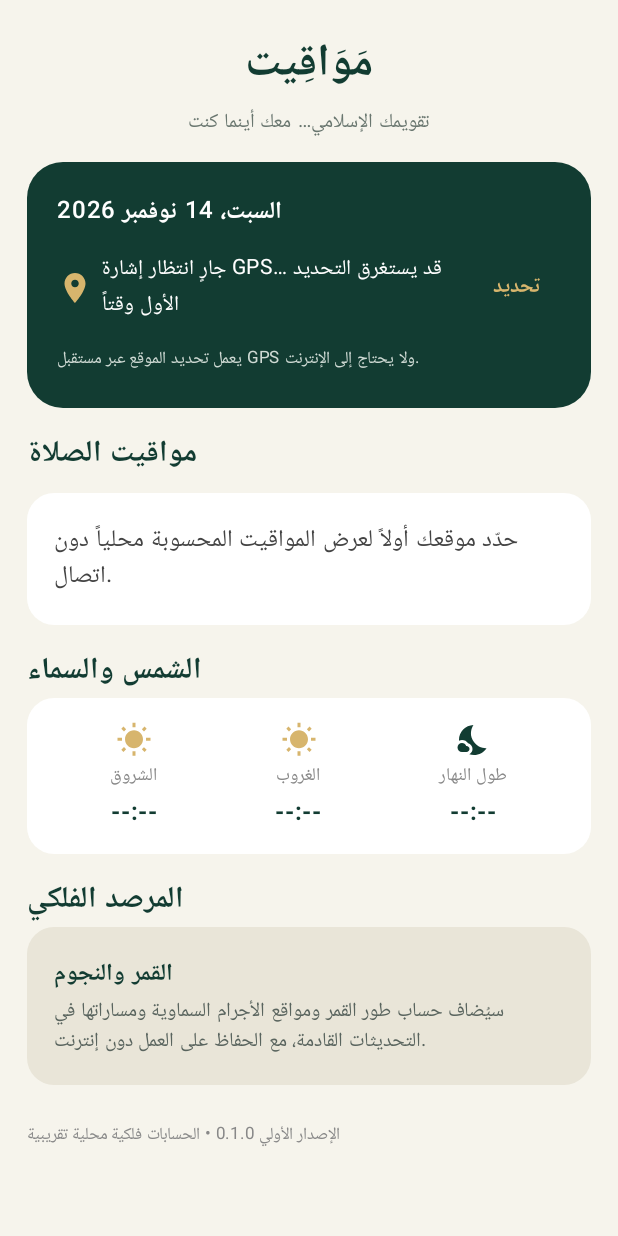
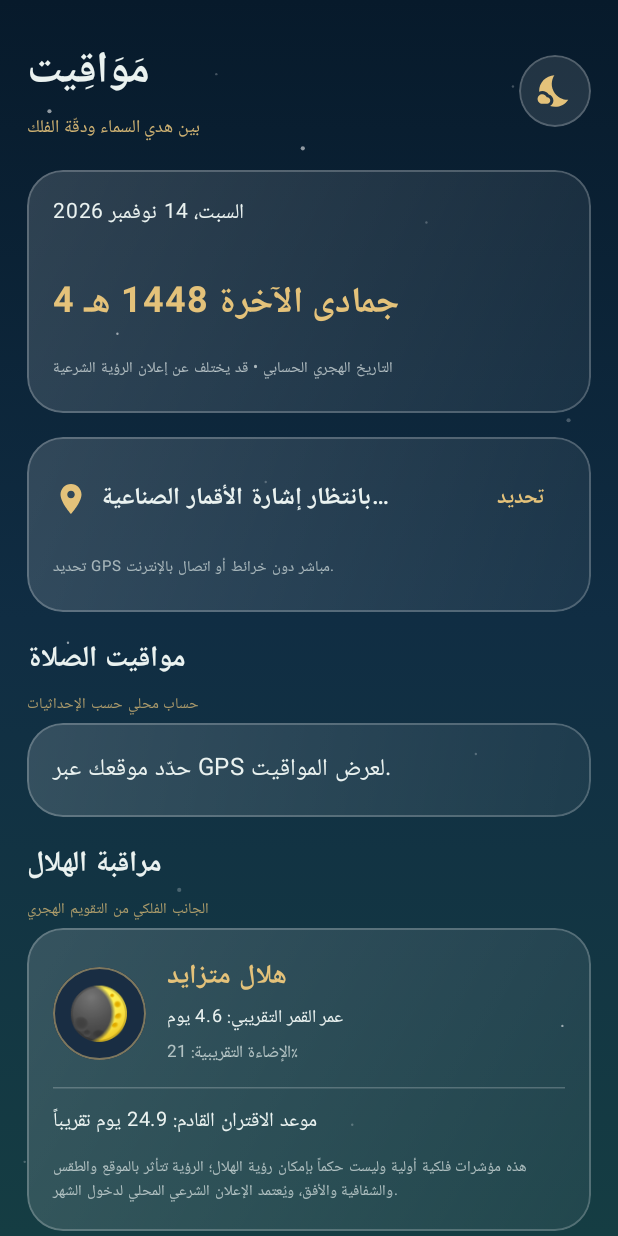
Before and after one commit to alwaldkbyr-wq/Kotlin-Android-Projects, an Android app built with Jetpack Compose: the composable MawaqeetApp shown on its own in the app's theme, after a tap on "تحديد", on a phone screen of 412 x 824 dp. Run offline under Robolectric (Android 15) with nearby library versions, the phone set to English and light mode, and no system bars; 1 statement that could not run was skipped.

Commit message:
Redesign Mawaqeet with Islamic astronomy liquid glass UI and Hijri moon panel

```diff
--- a/app/src/main/java/com/mawaqeet/app/MainActivity.kt
+++ b/app/src/main/java/com/mawaqeet/app/MainActivity.kt
@@ -10,9 +10,12 @@ import android.os.Bundle
 import androidx.activity.ComponentActivity
 import androidx.activity.compose.rememberLauncherForActivityResult
 import androidx.activity.result.contract.ActivityResultContracts
+import androidx.compose.foundation.Canvas
 import androidx.compose.foundation.background
+import androidx.compose.foundation.border
 import androidx.compose.foundation.layout.*
 import androidx.compose.foundation.lazy.LazyColumn
+import androidx.compose.foundation.shape.CircleShape
 import androidx.compose.foundation.shape.RoundedCornerShape
 import androidx.compose.material.icons.Icons
 import androidx.compose.material.icons.filled.LocationOn
@@ -22,6 +25,8 @@ import androidx.compose.material3.*
 import androidx.compose.runtime.*
 import androidx.compose.ui.Alignment
 import androidx.compose.ui.Modifier
+import androidx.compose.ui.draw.clip
+import androidx.compose.ui.graphics.Brush
 import androidx.compose.ui.graphics.Color
 import androidx.compose.ui.platform.LocalContext
 import androidx.compose.ui.text.font.FontWeight
@@ -30,12 +35,18 @@ import androidx.compose.ui.unit.sp
 import androidx.core.content.ContextCompat
 import java.time.LocalDate
 import java.time.ZoneId
+import java.time.chrono.HijrahDate
+import java.time.temporal.ChronoField
 import java.time.format.DateTimeFormatter
 import java.util.Locale
 
-private val DeepGreen = Color(0xFF123C32)
-private val Gold = Color(0xFFD7B56D)
-private val Paper = Color(0xFFF6F4EC)
+private val Night = Color(0xFF071A2B)
+private val DeepBlue = Color(0xFF102D43)
+private val Emerald = Color(0xFF1B6656)
+private val Gold = Color(0xFFE4C27A)
+private val Mist = Color(0xFFEAF2F0)
+private val Glass = Color.White.copy(alpha = 0.105f)
+private val GlassLine = Color.White.copy(alpha = 0.22f)
 
 class MainActivity : ComponentActivity() {
     override fun onCreate(savedInstanceState: Bundle?) {
@@ -58,21 +69,21 @@ fun MawaqeetApp() {
             if (last != null) {
                 latitude = last.latitude
                 longitude = last.longitude
-                locationMessage = "تم تحديد الموقع عبر GPS"
+                locationMessage = "الموقع محدد عبر GPS"
             } else {
-                locationMessage = "جارٍ انتظار إشارة GPS… قد يستغرق التحديد الأول وقتاً"
+                locationMessage = "بانتظار إشارة الأقمار الصناعية…"
                 val listener = object : LocationListener {
                     override fun onLocationChanged(location: Location) {
                         latitude = location.latitude
                         longitude = location.longitude
-                        locationMessage = "تم تحديد الموقع عبر GPS"
+                        locationMessage = "الموقع محدد عبر GPS"
                         manager.removeUpdates(this)
                     }
                     @Deprecated("Deprecated by Android")
                     override fun onStatusChanged(provider: String?, status: Int, extras: Bundle?) {}
                     override fun onProviderEnabled(provider: String) {}
                     override fun onProviderDisabled(provider: String) {
-                        locationMessage = "يرجى تفعيل GPS من إعدادات الجهاز"
+                        locationMessage = "فعّل GPS من إعدادات الجهاز"
                     }
                 }
                 manager.requestLocationUpdates(LocationManager.GPS_PROVIDER, 1000L, 0f, listener)
@@ -80,7 +91,7 @@ fun MawaqeetApp() {
         } catch (_: SecurityException) {
             locationMessage = "لم تُمنح صلاحية الموقع"
         } catch (_: Exception) {
-            locationMessage = "تعذّر الوصول إلى GPS؛ تحقق من تفعيله"
+            locationMessage = "تعذّر الوصول إلى GPS"
         }
     }
 
@@ -88,61 +99,71 @@ fun MawaqeetApp() {
         if (granted) readGps() else locationMessage = "يلزم السماح بالموقع لاستخدام GPS"
     }
 
-    MaterialTheme(colorScheme = lightColorScheme(
-        primary = DeepGreen,
-        secondary = Gold,
-        background = Paper,
-        surface = Color.White
+    val today = LocalDate.now()
+    val hijri = remember(today) { HijriCalendarInfo.from(today) }
+    val moon = remember(today) { MoonInfo.forDate(today) }
+    val offset = ZoneId.systemDefault().rules.getOffset(java.time.Instant.now()).totalSeconds / 3600.0
+    val times = if (latitude != null && longitude != null)
+        PrayerCalculator.calculate(today, latitude!!, longitude!!, offset) else null
+
+    MaterialTheme(colorScheme = darkColorScheme(
+        primary = Emerald, secondary = Gold, background = Night, surface = DeepBlue,
+        onBackground = Mist, onSurface = Mist
     )) {
-        CompositionLocalProvider {
+        Box(Modifier.fillMaxSize().background(Brush.verticalGradient(listOf(Night, DeepBlue, Color(0xFF153D43))))) {
+            StarField()
             LazyColumn(
-                modifier = Modifier.fillMaxSize().background(Paper),
-                contentPadding = PaddingValues(18.dp),
-                verticalArrangement = Arrangement.spacedBy(14.dp)
+                modifier = Modifier.fillMaxSize(),
+                contentPadding = PaddingValues(start = 18.dp, end = 18.dp, top = 24.dp, bottom = 32.dp),
+                verticalArrangement = Arrangement.spacedBy(16.dp)
             ) {
                 item {
-                    Column(Modifier.fillMaxWidth(), horizontalAlignment = Alignment.CenterHorizontally) {
-                        Text("مَوَاقِيت", color = DeepGreen, fontSize = 30.sp, fontWeight = FontWeight.Bold)
-                        Text("تقويمك الإسلامي… معك أينما كنت", color = Color(0xFF69766F), fontSize = 13.sp)
+                    Row(Modifier.fillMaxWidth(), verticalAlignment = Alignment.CenterVertically) {
+                        Column(Modifier.weight(1f)) {
+                            Text("مَوَاقِيت", color = Mist, fontSize = 29.sp, fontWeight = FontWeight.Bold)
+                            Text("بين هدي السماء ودقّة الفلك", color = Gold.copy(alpha = .9f), fontSize = 12.sp)
+                        }
+                        Box(Modifier.size(48.dp).clip(CircleShape).background(Glass).border(1.dp, GlassLine, CircleShape),
+                            contentAlignment = Alignment.Center) {
+                            Icon(Icons.Default.NightsStay, contentDescription = "الهلال", tint = Gold, modifier = Modifier.size(25.dp))
+                        }
                     }
                 }
                 item {
-                    Card(
-                        colors = CardDefaults.cardColors(containerColor = DeepGreen),
-                        shape = RoundedCornerShape(24.dp),
-                        modifier = Modifier.fillMaxWidth()
-                    ) {
-                        Column(Modifier.padding(20.dp), verticalArrangement = Arrangement.spacedBy(12.dp)) {
-                            Text(LocalDate.now().format(DateTimeFormatter.ofPattern("EEEE، d MMMM yyyy", Locale("ar"))),
-                                color = Color.White, fontSize = 16.sp, fontWeight = FontWeight.SemiBold)
+                    GlassPanel {
+                        Text(today.format(DateTimeFormatter.ofPattern("EEEE، d MMMM yyyy", Locale("ar"))),
+                            color = Mist, fontSize = 14.sp)
+                        Spacer(Modifier.height(8.dp))
+                        Text(hijri.fullDate, color = Gold, fontSize = 24.sp, fontWeight = FontWeight.Bold)
+                        Text("التاريخ الهجري الحسابي • قد يختلف عن إعلان الرؤية الشرعية",
+                            color = Mist.copy(alpha = .68f), fontSize = 10.sp)
+                    }
+                }
+                item {
+                    GlassPanel {
                         Row(verticalAlignment = Alignment.CenterVertically) {
                             Icon(Icons.Default.LocationOn, contentDescription = null, tint = Gold)
-                                Spacer(Modifier.width(6.dp))
+                            Spacer(Modifier.width(8.dp))
                             Column(Modifier.weight(1f)) {
-                                    Text(locationMessage, color = Color.White, fontSize = 14.sp)
+                                Text(locationMessage, color = Mist, fontWeight = FontWeight.SemiBold)
                                 if (latitude != null && longitude != null)
-                                        Text("%.4f, %.4f".format(Locale.US, latitude, longitude), color = Gold, fontSize = 12.sp)
+                                    Text("%.4f°, %.4f°".format(Locale.US, latitude, longitude),
+                                        color = Gold, fontSize = 12.sp)
                             }
                             TextButton(onClick = {
                                 if (ContextCompat.checkSelfPermission(context, Manifest.permission.ACCESS_FINE_LOCATION) == PackageManager.PERMISSION_GRANTED) readGps()
                                 else permission.launch(Manifest.permission.ACCESS_FINE_LOCATION)
                             }) { Text("تحديد", color = Gold, fontWeight = FontWeight.Bold) }
                         }
-                            Text("يعمل تحديد الموقع عبر مستقبل GPS ولا يحتاج إلى الإنترنت.", color = Color(0xFFCFDAD4), fontSize = 11.sp)
-                        }
+                        Text("تحديد GPS مباشر دون خرائط أو اتصال بالإنترنت.", color = Mist.copy(alpha = .65f), fontSize = 10.sp)
                     }
                 }
                 item {
-                    Text("مواقيت الصلاة", color = DeepGreen, fontSize = 20.sp, fontWeight = FontWeight.Bold)
-                    Spacer(Modifier.height(8.dp))
-                    if (latitude == null || longitude == null) {
-                        Card(colors = CardDefaults.cardColors(containerColor = Color.White), shape = RoundedCornerShape(18.dp)) {
-                            Text("حدّد موقعك أولاً لعرض المواقيت المحسوبة محلياً دون اتصال.", Modifier.padding(18.dp), color = Color.DarkGray)
-                        }
+                    SectionTitle("مواقيت الصلاة", "حساب محلي حسب الإحداثيات")
+                    GlassPanel {
+                        if (times == null) {
+                            Text("حدّد موقعك عبر GPS لعرض المواقيت.", color = Mist)
                         } else {
-                        val offset = ZoneId.systemDefault().rules.getOffset(java.time.Instant.now()).totalSeconds / 3600.0
-                        val times = PrayerCalculator.calculate(LocalDate.now(), latitude!!, longitude!!, offset)
-                        Column(verticalArrangement = Arrangement.spacedBy(7.dp)) {
                             PrayerRow("الفجر", times.fajr)
                             PrayerRow("الشروق", times.sunrise, false)
                             PrayerRow("الظهر", times.dhuhr)
@@ -153,46 +174,47 @@ fun MawaqeetApp() {
                     }
                 }
                 item {
-                    Text("الشمس والسماء", color = DeepGreen, fontSize = 20.sp, fontWeight = FontWeight.Bold)
-                    Card(colors = CardDefaults.cardColors(containerColor = Color.White), shape = RoundedCornerShape(18.dp)) {
-                        Row(Modifier.fillMaxWidth().padding(16.dp), horizontalArrangement = Arrangement.SpaceAround) {
-                            Column(horizontalAlignment = Alignment.CenterHorizontally) {
-                                Icon(Icons.Default.WbSunny, contentDescription = null, tint = Gold)
-                                Text("الشروق", fontSize = 12.sp, color = Color.Gray)
-                                Text(if (latitude == null) "--:--" else PrayerCalculator.calculate(LocalDate.now(), latitude!!, longitude!!,
-                                    ZoneId.systemDefault().rules.getOffset(java.time.Instant.now()).totalSeconds / 3600.0).sunrise,
-                                    color = DeepGreen, fontWeight = FontWeight.Bold)
+                    SectionTitle("مراقبة الهلال", "الجانب الفلكي من التقويم الهجري")
+                    GlassPanel {
+                        Row(verticalAlignment = Alignment.CenterVertically) {
+                            Box(Modifier.size(62.dp).clip(CircleShape).background(Color(0xFF192D43))
+                                .border(1.dp, Gold.copy(alpha = .5f), CircleShape), contentAlignment = Alignment.Center) {
+                                Text(moon.emoji, fontSize = 34.sp)
                             }
-                            Column(horizontalAlignment = Alignment.CenterHorizontally) {
-                                Icon(Icons.Default.WbSunny, contentDescription = null, tint = Gold)
-                                Text("الغروب", fontSize = 12.sp, color = Color.Gray)
-                                Text(if (latitude == null) "--:--" else PrayerCalculator.calculate(LocalDate.now(), latitude!!, longitude!!,
-                                    ZoneId.systemDefault().rules.getOffset(java.time.Instant.now()).totalSeconds / 3600.0).sunset,
-                                    color = DeepGreen, fontWeight = FontWeight.Bold)
+                            Spacer(Modifier.width(14.dp))
+                            Column(Modifier.weight(1f)) {
+                                Text(moon.phaseName, color = Gold, fontWeight = FontWeight.Bold, fontSize = 18.sp)
+                                Text("عمر القمر التقريبي: ${moon.ageDays} يوم", color = Mist, fontSize = 12.sp)
+                                Text("الإضاءة التقريبية: ${moon.illumination}٪", color = Mist.copy(alpha = .7f), fontSize = 11.sp)
                             }
-                            Column(horizontalAlignment = Alignment.CenterHorizontally) {
-                                Icon(Icons.Default.NightsStay, contentDescription = null, tint = DeepGreen)
-                                Text("طول النهار", fontSize = 12.sp, color = Color.Gray)
-                                Text(if (latitude == null) "--:--" else PrayerCalculator.calculate(LocalDate.now(), latitude!!, longitude!!,
-                                    ZoneId.systemDefault().rules.getOffset(java.time.Instant.now()).totalSeconds / 3600.0).dayLength,
-                                    color = DeepGreen, fontWeight = FontWeight.Bold)
                         }
+                        HorizontalDivider(color = GlassLine)
+                        Text("موعد الاقتران القادم: ${moon.daysToNewMoon} يوم تقريباً", color = Mist, fontSize = 13.sp)
+                        Text("هذه مؤشرات فلكية أولية وليست حكماً بإمكان رؤية الهلال؛ الرؤية تتأثر بالموقع والطقس والشفافية والأفق، ويُعتمد الإعلان الشرعي المحلي لدخول الشهر.",
+                            color = Mist.copy(alpha = .68f), fontSize = 10.sp, lineHeight = 16.sp)
+                    }
+                }
+                item {
+                    SectionTitle("الشمس والنهار", "حركة الشمس في موقعك")
+                    GlassPanel {
+                        if (times == null) Text("تظهر البيانات بعد تحديد الموقع.", color = Mist)
+                        else Row(Modifier.fillMaxWidth(), horizontalArrangement = Arrangement.SpaceBetween) {
+                            SkyMetric("الشروق", times.sunrise, "☀")
+                            SkyMetric("الغروب", times.sunset, "☼")
+                            SkyMetric("طول النهار", times.dayLength, "◷")
                         }
                     }
                 }
                 item {
-                    Text("المرصد الفلكي", color = DeepGreen, fontSize = 20.sp, fontWeight = FontWeight.Bold)
-                    Card(colors = CardDefaults.cardColors(containerColor = Color(0xFFE9E5D8)), shape = RoundedCornerShape(18.dp)) {
-                        Column(Modifier.padding(18.dp)) {
-                            Text("القمر والنجوم", color = DeepGreen, fontWeight = FontWeight.Bold, fontSize = 16.sp)
-                            Text("سيُضاف حساب طور القمر ومواقع الأجرام السماوية ومساراتها في التحديثات القادمة، مع الحفاظ على العمل دون إنترنت.",
-                                color = Color(0xFF59645E), fontSize = 13.sp, lineHeight = 20.sp)
-                        }
+                    GlassPanel {
+                        Text("الرصد الفلكي", color = Gold, fontWeight = FontWeight.Bold, fontSize = 16.sp)
+                        Text("ستُضاف لاحقاً مواقع النجوم والكواكب والارتفاع والسمت ومسارات الأجرام، بحسابات تعمل محلياً بالكامل.",
+                            color = Mist.copy(alpha = .75f), fontSize = 12.sp, lineHeight = 19.sp)
                     }
                 }
                 item {
-                    Text("الإصدار الأولي 0.1.0 • الحسابات فلكية محلية تقريبية", color = Color.Gray, fontSize = 11.sp,
-                        modifier = Modifier.fillMaxWidth().padding(vertical = 8.dp))
+                    Text("مواقيت • إصدار تأسيسي 0.2.0", color = Mist.copy(alpha = .45f), fontSize = 10.sp,
+                        modifier = Modifier.fillMaxWidth(), textAlign = androidx.compose.ui.text.style.TextAlign.Center)
                 }
             }
         }
@@ -200,15 +222,107 @@ fun MawaqeetApp() {
 }
 
 @Composable
-private fun PrayerRow(name: String, time: String, highlighted: Boolean = true) {
-    Card(
-        colors = CardDefaults.cardColors(containerColor = if (highlighted) Color.White else Color(0xFFECE9DF)),
-        shape = RoundedCornerShape(14.dp)
-    ) {
-        Row(Modifier.fillMaxWidth().padding(horizontal = 16.dp, vertical = 13.dp),
-            horizontalArrangement = Arrangement.SpaceBetween, verticalAlignment = Alignment.CenterVertically) {
-            Text(name, color = DeepGreen, fontWeight = FontWeight.SemiBold)
-            Text(time, color = DeepGreen, fontWeight = FontWeight.Bold, fontSize = 17.sp)
+private fun StarField() {
+    Canvas(Modifier.fillMaxSize()) {
+        val points = listOf(
+            .08f to .09f, .83f to .07f, .69f to .18f, .19f to .27f, .92f to .34f,
+            .43f to .39f, .11f to .52f, .77f to .61f, .29f to .72f, .91f to .83f,
+            .57f to .91f, .04f to .94f, .49f to .12f, .35f to .06f
+        )
+        points.forEachIndexed { index, p ->
+            drawCircle(Color.White.copy(alpha = if (index % 3 == 0) .55f else .24f),
+                radius = if (index % 4 == 0) 2.1f else 1.2f,
+                center = androidx.compose.ui.geometry.Offset(size.width * p.first, size.height * p.second))
         }
     }
 }
+
+@Composable
+private fun GlassPanel(content: @Composable ColumnScope.() -> Unit) {
+    Column(
+        Modifier.fillMaxWidth().clip(RoundedCornerShape(24.dp))
+            .background(Brush.linearGradient(listOf(Color.White.copy(alpha = .15f), Color.White.copy(alpha = .055f))))
+            .border(1.dp, GlassLine, RoundedCornerShape(24.dp))
+            .padding(17.dp),
+        verticalArrangement = Arrangement.spacedBy(10.dp),
+        content = content
+    )
+}
+
+@Composable
+private fun SectionTitle(title: String, subtitle: String) {
+    Column(verticalArrangement = Arrangement.spacedBy(2.dp)) {
+        Text(title, color = Mist, fontSize = 19.sp, fontWeight = FontWeight.Bold)
+        Text(subtitle, color = Gold.copy(alpha = .72f), fontSize = 10.sp)
+    }
+}
+
+@Composable
+private fun PrayerRow(name: String, time: String, normal: Boolean = true) {
+    Row(Modifier.fillMaxWidth().padding(vertical = 5.dp), horizontalArrangement = Arrangement.SpaceBetween) {
+        Text(name, color = if (normal) Mist else Mist.copy(alpha = .65f), fontSize = 14.sp)
+        Text(time, color = if (normal) Gold else Mist.copy(alpha = .72f), fontWeight = FontWeight.Bold)
+    }
+}
+
+@Composable
+private fun SkyMetric(label: String, value: String, symbol: String) {
+    Column(horizontalAlignment = Alignment.CenterHorizontally) {
+        Text(symbol, color = Gold, fontSize = 22.sp)
+        Text(label, color = Mist.copy(alpha = .7f), fontSize = 10.sp)
+        Text(value, color = Mist, fontWeight = FontWeight.Bold, fontSize = 14.sp)
+    }
+}
+
+private data class HijriCalendarInfo(val fullDate: String) {
+    companion object {
+        private val months = listOf(
+            "محرّم", "صفر", "ربيع الأول", "ربيع الآخر", "جمادى الأولى", "جمادى الآخرة",
+            "رجب", "شعبان", "رمضان", "شوّال", "ذو القعدة", "ذو الحجة"
+        )
+        fun from(date: LocalDate): HijriCalendarInfo {
+            return try {
+                val h = HijrahDate.from(date)
+                val day = h.get(ChronoField.DAY_OF_MONTH)
+                val month = h.get(ChronoField.MONTH_OF_YEAR)
+                val year = h.get(ChronoField.YEAR)
+                HijriCalendarInfo("$day ${months[(month - 1).coerceIn(0, 11)]} $year هـ")
+            } catch (_: Exception) {
+                HijriCalendarInfo("تعذّر تحويل التاريخ الهجري")
+            }
+        }
+    }
+}
+
+private data class MoonInfo(
+    val ageDays: String,
+    val illumination: Int,
+    val phaseName: String,
+    val emoji: String,
+    val daysToNewMoon: String
+) {
+    companion object {
+        // Approximate synodic phase from a known new-moon epoch. Not a visibility model.
+        fun forDate(date: LocalDate): MoonInfo {
+            val epoch = LocalDate.of(2000, 1, 6)
+            val days = java.time.temporal.ChronoUnit.DAYS.between(epoch, date).toDouble() - 0.26
+            val synodicMonth = 29.530588853
+            val age = ((days % synodicMonth) + synodicMonth) % synodicMonth
+            val phase = age / synodicMonth
+            val illumination = ((1.0 - kotlin.math.cos(2.0 * Math.PI * phase)) * 50.0).toInt()
+            val (name, emoji) = when {
+                age < 1.5 -> "المحاق" to "🌑"
+                age < 6.5 -> "هلال متزايد" to "🌒"
+                age < 8.5 -> "التربيع الأول" to "🌓"
+                age < 13.5 -> "أحدب متزايد" to "🌔"
+                age < 16.5 -> "البدر" to "🌕"
+                age < 21.5 -> "أحدب متناقص" to "🌖"
+                age < 23.5 -> "التربيع الأخير" to "🌗"
+                age < 28.0 -> "هلال متناقص" to "🌘"
+                else -> "اقتراب المحاق" to "🌑"
+            }
+            return MoonInfo("%.1f".format(Locale.US, age), illumination, name, emoji,
+                "%.1f".format(Locale.US, synodicMonth - age))
+        }
+    }
+}
```
Lines whose indentation alone changed are shown as unchanged.
